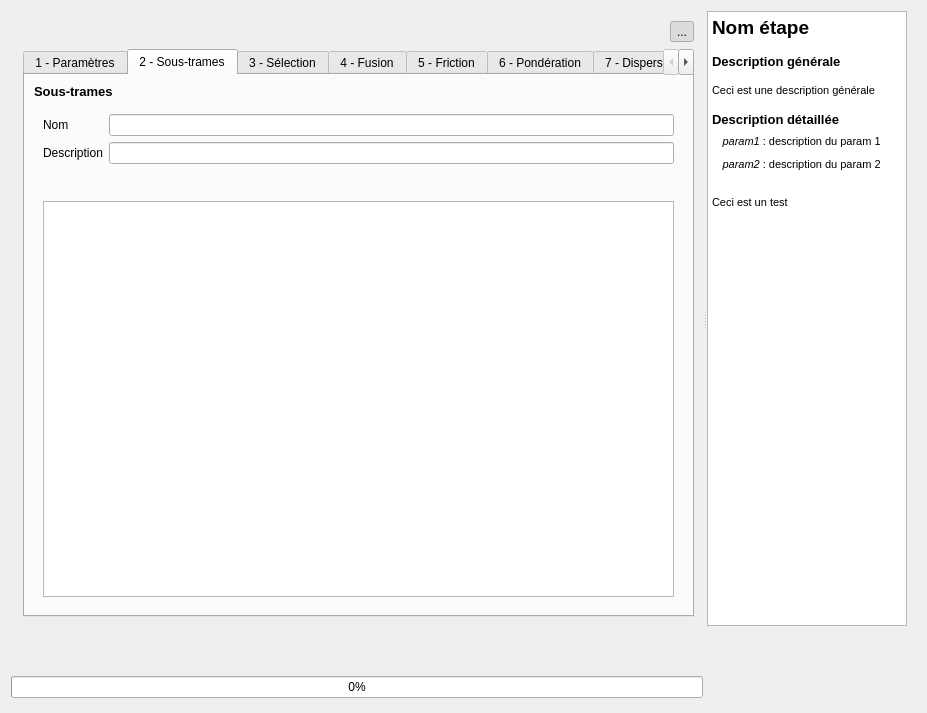
Qt form BioDispersal_dialog_base.ui (MathieuChailloux/BioDispersal) before a commit.
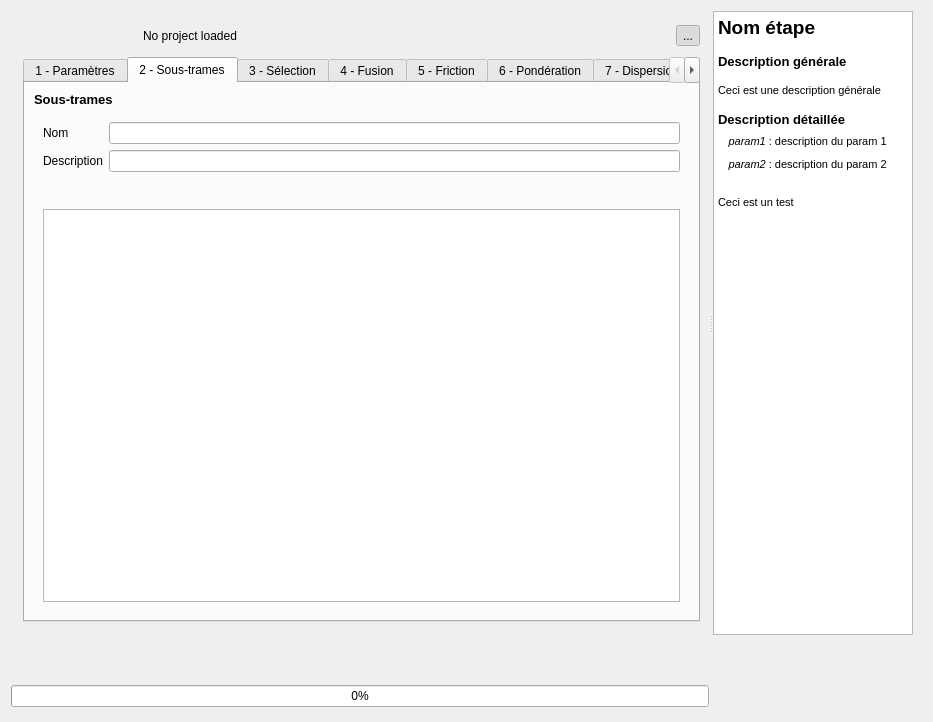
The same form after that commit. The open tabs and pages were chosen to show the change. Icons and pictures are not drawn. Custom widgets are drawn as their Qt base class.

Commit message: Project file name displayed in GUI

```diff
--- a/BioDispersal_dialog_base.ui
+++ b/BioDispersal_dialog_base.ui
@@ -6,8 +6,8 @@
    <rect>
     <x>0</x>
     <y>0</y>
-    <width>927</width>
-    <height>713</height>
+    <width>933</width>
+    <height>722</height>
    </rect>
   </property>
   <property name="sizePolicy">
@@ -76,8 +76,8 @@
            <rect>
             <x>0</x>
             <y>0</y>
-            <width>692</width>
-            <height>619</height>
+            <width>699</width>
+            <height>628</height>
            </rect>
           </property>
           <property name="sizePolicy">
@@ -87,46 +87,6 @@
            </sizepolicy>
           </property>
           <layout class="QGridLayout" name="gridLayout_6">
-           <item row="0" column="3">
-            <widget class="QToolButton" name="aboutButton">
-             <property name="toolTip">
-              <string>À propos</string>
-             </property>
-             <property name="text">
-              <string/>
-             </property>
-             <property name="icon">
-              <iconset resource="resources.qrc">
-               <normaloff>:/plugins/BioDispersal/icons/iconHelpConsole.svg</normaloff>:/plugins/BioDispersal/icons/iconHelpConsole.svg</iconset>
-             </property>
-             <property name="autoRaise">
-              <bool>true</bool>
-             </property>
-            </widget>
-           </item>
-           <item row="0" column="5">
-            <widget class="QToolButton" name="langEn">
-             <property name="toolTip">
-              <string>English</string>
-             </property>
-             <property name="text">
-              <string/>
-             </property>
-             <property name="icon">
-              <iconset resource="resources.qrc">
-               <normaloff>:/plugins/BioDispersal/icons/enFlag.svg</normaloff>:/plugins/BioDispersal/icons/enFlag.svg</iconset>
-             </property>
-             <property name="checkable">
-              <bool>true</bool>
-             </property>
-             <property name="checked">
-              <bool>false</bool>
-             </property>
-             <property name="autoRaise">
-              <bool>true</bool>
-             </property>
-            </widget>
-           </item>
            <item row="0" column="2">
             <widget class="QToolButton" name="saveProject">
              <property name="sizePolicy">
@@ -150,8 +110,31 @@
              </property>
             </widget>
            </item>
-           <item row="0" column="0">
-            <widget class="QToolButton" name="openProject">
+           <item row="0" column="6">
+            <widget class="QToolButton" name="langEn">
+             <property name="toolTip">
+              <string>English</string>
+             </property>
+             <property name="text">
+              <string/>
+             </property>
+             <property name="icon">
+              <iconset resource="resources.qrc">
+               <normaloff>:/plugins/BioDispersal/icons/enFlag.svg</normaloff>:/plugins/BioDispersal/icons/enFlag.svg</iconset>
+             </property>
+             <property name="checkable">
+              <bool>true</bool>
+             </property>
+             <property name="checked">
+              <bool>false</bool>
+             </property>
+             <property name="autoRaise">
+              <bool>true</bool>
+             </property>
+            </widget>
+           </item>
+           <item row="0" column="1">
+            <widget class="QToolButton" name="saveProjectAs">
              <property name="sizePolicy">
               <sizepolicy hsizetype="Fixed" vsizetype="Fixed">
                <horstretch>0</horstretch>
@@ -164,6 +147,40 @@
                <height>0</height>
               </size>
              </property>
+             <property name="text">
+              <string/>
+             </property>
+             <property name="icon">
+              <iconset resource="resources.qrc">
+               <normaloff>:/plugins/BioDispersal/icons/mActionFileSaveAs.svg</normaloff>:/plugins/BioDispersal/icons/mActionFileSaveAs.svg</iconset>
+             </property>
+             <property name="autoRaise">
+              <bool>true</bool>
+             </property>
+            </widget>
+           </item>
+           <item row="0" column="7">
+            <widget class="QToolButton" name="langFr">
+             <property name="text">
+              <string>...</string>
+             </property>
+             <property name="icon">
+              <iconset resource="resources.qrc">
+               <normaloff>:/plugins/BioDispersal/icons/frFlag.svg</normaloff>:/plugins/BioDispersal/icons/frFlag.svg</iconset>
+             </property>
+             <property name="checkable">
+              <bool>true</bool>
+             </property>
+             <property name="checked">
+              <bool>true</bool>
+             </property>
+             <property name="autoRaise">
+              <bool>true</bool>
+             </property>
+            </widget>
+           </item>
+           <item row="0" column="3">
+            <widget class="QToolButton" name="aboutButton">
              <property name="toolTip">
               <string>Ouvrir un projet BioDispersal</string>
              </property>
@@ -180,6 +197,19 @@
             </widget>
            </item>
            <item row="0" column="4">
+            <widget class="QLabel" name="projectName">
+             <property name="text">
+              <string>No project loaded</string>
+             </property>
+             <property name="scaledContents">
+              <bool>true</bool>
+             </property>
+             <property name="wordWrap">
+              <bool>true</bool>
+             </property>
+            </widget>
+           </item>
+           <item row="0" column="5">
             <spacer name="horizontalSpacer_7">
              <property name="orientation">
               <enum>Qt::Horizontal</enum>
@@ -192,7 +222,36 @@
              </property>
             </spacer>
            </item>
-           <item row="1" column="0" colspan="7">
+           <item row="0" column="0">
+            <widget class="QToolButton" name="openProject">
+             <property name="sizePolicy">
+              <sizepolicy hsizetype="Fixed" vsizetype="Fixed">
+               <horstretch>0</horstretch>
+               <verstretch>0</verstretch>
+              </sizepolicy>
+             </property>
+             <property name="minimumSize">
+              <size>
+               <width>0</width>
+               <height>0</height>
+              </size>
+             </property>
+             <property name="toolTip">
+              <string>Ouvrir un projet BioDispersal</string>
+             </property>
+             <property name="text">
+              <string/>
+             </property>
+             <property name="icon">
+              <iconset resource="resources.qrc">
+               <normaloff>:/plugins/BioDispersal/icons/mActionFileOpen.svg</normaloff>:/plugins/BioDispersal/icons/mActionFileOpen.svg</iconset>
+             </property>
+             <property name="autoRaise">
+              <bool>true</bool>
+             </property>
+            </widget>
+           </item>
+           <item row="1" column="0" colspan="8">
             <widget class="QTabWidget" name="mTabWidget">
              <property name="sizePolicy">
               <sizepolicy hsizetype="Expanding" vsizetype="MinimumExpanding">
@@ -206,6 +265,12 @@
                <height>565</height>
               </size>
              </property>
+             <property name="maximumSize">
+              <size>
+               <width>16777215</width>
+               <height>565</height>
+              </size>
+             </property>
              <property name="currentIndex">
               <number>0</number>
              </property>
@@ -464,7 +529,7 @@
               <attribute name="title">
                <string>2 - Sous-trames</string>
               </attribute>
-              <layout class="QGridLayout" name="gridLayout_8">
+              <layout class="QGridLayout" name="gridLayout_4">
                <item row="0" column="0">
                 <widget class="QLabel" name="label_102">
                  <property name="sizePolicy">
@@ -488,18 +553,24 @@
                <item row="1" column="0">
                 <widget class="QFrame" name="frame_28">
                  <property name="sizePolicy">
-                  <sizepolicy hsizetype="Expanding" vsizetype="Expanding">
+                  <sizepolicy hsizetype="Expanding" vsizetype="MinimumExpanding">
                    <horstretch>0</horstretch>
                    <verstretch>0</verstretch>
                   </sizepolicy>
                  </property>
+                 <property name="maximumSize">
+                  <size>
+                   <width>16777215</width>
+                   <height>565</height>
+                  </size>
+                 </property>
                  <property name="frameShape">
                   <enum>QFrame::NoFrame</enum>
                  </property>
                  <property name="frameShadow">
                   <enum>QFrame::Raised</enum>
                  </property>
-                 <layout class="QGridLayout" name="gridLayout_4">
+                 <layout class="QGridLayout" name="gridLayout_8">
                   <item row="0" column="0">
                    <widget class="QLabel" name="label_103">
                     <property name="sizePolicy">
@@ -4177,49 +4248,6 @@
              </widget>
             </widget>
            </item>
-           <item row="0" column="1">
-            <widget class="QToolButton" name="saveProjectAs">
-             <property name="sizePolicy">
-              <sizepolicy hsizetype="Fixed" vsizetype="Fixed">
-               <horstretch>0</horstretch>
-               <verstretch>0</verstretch>
-              </sizepolicy>
-             </property>
-             <property name="toolTip">
-              <string>Enregistrer le projet BioDispersal sous</string>
-             </property>
-             <property name="text">
-              <string/>
-             </property>
-             <property name="icon">
-              <iconset resource="resources.qrc">
-               <normaloff>:/plugins/BioDispersal/icons/mActionFileSaveAs.svg</normaloff>:/plugins/BioDispersal/icons/mActionFileSaveAs.svg</iconset>
-             </property>
-             <property name="autoRaise">
-              <bool>true</bool>
-             </property>
-            </widget>
-           </item>
-           <item row="0" column="6">
-            <widget class="QToolButton" name="langFr">
-             <property name="text">
-              <string>...</string>
-             </property>
-             <property name="icon">
-              <iconset resource="resources.qrc">
-               <normaloff>:/plugins/BioDispersal/icons/frFlag.svg</normaloff>:/plugins/BioDispersal/icons/frFlag.svg</iconset>
-             </property>
-             <property name="checkable">
-              <bool>true</bool>
-             </property>
-             <property name="checked">
-              <bool>true</bool>
-             </property>
-             <property name="autoRaise">
-              <bool>true</bool>
-             </property>
-            </widget>
-           </item>
           </layout>
          </widget>
         </widget>
@@ -4252,18 +4280,18 @@
           <string>&lt;!DOCTYPE HTML PUBLIC &quot;-//W3C//DTD HTML 4.0//EN&quot; &quot;http://www.w3.org/TR/REC-html40/strict.dtd&quot;&gt;
 &lt;html&gt;&lt;head&gt;&lt;meta name=&quot;qrichtext&quot; content=&quot;1&quot; /&gt;&lt;style type=&quot;text/css&quot;&gt;
 p, li { white-space: pre-wrap; }
-&lt;/style&gt;&lt;/head&gt;&lt;body style=&quot; font-family:'MS Shell Dlg 2'; font-size:8.25pt; font-weight:400; font-style:normal;&quot;&gt;
-&lt;p style=&quot; margin-top:0px; margin-bottom:0px; margin-left:0px; margin-right:0px; -qt-block-indent:0; text-indent:0px;&quot;&gt;&lt;span style=&quot; font-size:14pt; font-weight:600;&quot;&gt;Nom étape&lt;/span&gt;&lt;/p&gt;
-&lt;p style=&quot;-qt-paragraph-type:empty; margin-top:0px; margin-bottom:0px; margin-left:0px; margin-right:0px; -qt-block-indent:0; text-indent:0px; font-size:10pt; font-weight:600;&quot;&gt;&lt;br /&gt;&lt;/p&gt;
-&lt;p style=&quot; margin-top:0px; margin-bottom:0px; margin-left:0px; margin-right:0px; -qt-block-indent:0; text-indent:0px;&quot;&gt;&lt;span style=&quot; font-size:10pt; font-weight:600;&quot;&gt;Description générale&lt;/span&gt;&lt;/p&gt;
-&lt;p style=&quot;-qt-paragraph-type:empty; margin-top:0px; margin-bottom:0px; margin-left:0px; margin-right:0px; -qt-block-indent:0; text-indent:0px; font-size:10pt; font-weight:600;&quot;&gt;&lt;br /&gt;&lt;/p&gt;
-&lt;p style=&quot; margin-top:0px; margin-bottom:0px; margin-left:0px; margin-right:0px; -qt-block-indent:0; text-indent:0px;&quot;&gt;&lt;span style=&quot; font-size:8pt;&quot;&gt;Ceci est une description générale&lt;/span&gt;&lt;/p&gt;
-&lt;p style=&quot;-qt-paragraph-type:empty; margin-top:0px; margin-bottom:0px; margin-left:0px; margin-right:0px; -qt-block-indent:0; text-indent:0px; font-size:10pt; font-weight:600;&quot;&gt;&lt;br /&gt;&lt;/p&gt;
-&lt;p style=&quot; margin-top:0px; margin-bottom:0px; margin-left:0px; margin-right:0px; -qt-block-indent:0; text-indent:0px;&quot;&gt;&lt;span style=&quot; font-size:10pt; font-weight:600;&quot;&gt;Description détaillée&lt;/span&gt;&lt;/p&gt;
-&lt;p style=&quot; margin-top:0px; margin-bottom:0px; margin-left:0px; margin-right:0px; -qt-block-indent:0; text-indent:0px;&quot;&gt;&lt;span style=&quot; font-size:14pt; font-weight:600;&quot;&gt;  &lt;/span&gt;&lt;span style=&quot; font-size:8pt; font-style:italic;&quot;&gt;param1&lt;/span&gt;&lt;span style=&quot; font-size:8pt;&quot;&gt; : description du param 1&lt;/span&gt;&lt;/p&gt;
-&lt;p style=&quot; margin-top:0px; margin-bottom:0px; margin-left:0px; margin-right:0px; -qt-block-indent:0; text-indent:0px;&quot;&gt;&lt;span style=&quot; font-size:14pt; font-weight:600;&quot;&gt;  &lt;/span&gt;&lt;span style=&quot; font-size:8pt; font-style:italic;&quot;&gt;param2&lt;/span&gt;&lt;span style=&quot; font-size:8pt;&quot;&gt; : description du param 2&lt;/span&gt;&lt;/p&gt;
-&lt;p style=&quot;-qt-paragraph-type:empty; margin-top:0px; margin-bottom:0px; margin-left:0px; margin-right:0px; -qt-block-indent:0; text-indent:0px; font-size:14pt; font-weight:600;&quot;&gt;&lt;br /&gt;&lt;/p&gt;
-&lt;p style=&quot; margin-top:0px; margin-bottom:0px; margin-left:0px; margin-right:0px; -qt-block-indent:0; text-indent:0px;&quot;&gt;&lt;span style=&quot; font-size:8pt;&quot;&gt;Ceci est un test&lt;/span&gt;&lt;/p&gt;&lt;/body&gt;&lt;/html&gt;</string>
+&lt;/style&gt;&lt;/head&gt;&lt;body style=&quot; font-family:'Ubuntu'; font-size:11pt; font-weight:400; font-style:normal;&quot;&gt;
+&lt;p style=&quot; margin-top:0px; margin-bottom:0px; margin-left:0px; margin-right:0px; -qt-block-indent:0; text-indent:0px;&quot;&gt;&lt;span style=&quot; font-family:'MS Shell Dlg 2'; font-size:14pt; font-weight:600;&quot;&gt;Nom étape&lt;/span&gt;&lt;/p&gt;
+&lt;p style=&quot;-qt-paragraph-type:empty; margin-top:0px; margin-bottom:0px; margin-left:0px; margin-right:0px; -qt-block-indent:0; text-indent:0px; font-family:'MS Shell Dlg 2'; font-size:10pt; font-weight:600;&quot;&gt;&lt;br /&gt;&lt;/p&gt;
+&lt;p style=&quot; margin-top:0px; margin-bottom:0px; margin-left:0px; margin-right:0px; -qt-block-indent:0; text-indent:0px;&quot;&gt;&lt;span style=&quot; font-family:'MS Shell Dlg 2'; font-size:10pt; font-weight:600;&quot;&gt;Description générale&lt;/span&gt;&lt;/p&gt;
+&lt;p style=&quot;-qt-paragraph-type:empty; margin-top:0px; margin-bottom:0px; margin-left:0px; margin-right:0px; -qt-block-indent:0; text-indent:0px; font-family:'MS Shell Dlg 2'; font-size:10pt; font-weight:600;&quot;&gt;&lt;br /&gt;&lt;/p&gt;
+&lt;p style=&quot; margin-top:0px; margin-bottom:0px; margin-left:0px; margin-right:0px; -qt-block-indent:0; text-indent:0px;&quot;&gt;&lt;span style=&quot; font-family:'MS Shell Dlg 2'; font-size:8pt;&quot;&gt;Ceci est une description générale&lt;/span&gt;&lt;/p&gt;
+&lt;p style=&quot;-qt-paragraph-type:empty; margin-top:0px; margin-bottom:0px; margin-left:0px; margin-right:0px; -qt-block-indent:0; text-indent:0px; font-family:'MS Shell Dlg 2'; font-size:10pt; font-weight:600;&quot;&gt;&lt;br /&gt;&lt;/p&gt;
+&lt;p style=&quot; margin-top:0px; margin-bottom:0px; margin-left:0px; margin-right:0px; -qt-block-indent:0; text-indent:0px;&quot;&gt;&lt;span style=&quot; font-family:'MS Shell Dlg 2'; font-size:10pt; font-weight:600;&quot;&gt;Description détaillée&lt;/span&gt;&lt;/p&gt;
+&lt;p style=&quot; margin-top:0px; margin-bottom:0px; margin-left:0px; margin-right:0px; -qt-block-indent:0; text-indent:0px;&quot;&gt;&lt;span style=&quot; font-family:'MS Shell Dlg 2'; font-size:14pt; font-weight:600;&quot;&gt;  &lt;/span&gt;&lt;span style=&quot; font-family:'MS Shell Dlg 2'; font-size:8pt; font-style:italic;&quot;&gt;param1&lt;/span&gt;&lt;span style=&quot; font-family:'MS Shell Dlg 2'; font-size:8pt;&quot;&gt; : description du param 1&lt;/span&gt;&lt;/p&gt;
+&lt;p style=&quot; margin-top:0px; margin-bottom:0px; margin-left:0px; margin-right:0px; -qt-block-indent:0; text-indent:0px;&quot;&gt;&lt;span style=&quot; font-family:'MS Shell Dlg 2'; font-size:14pt; font-weight:600;&quot;&gt;  &lt;/span&gt;&lt;span style=&quot; font-family:'MS Shell Dlg 2'; font-size:8pt; font-style:italic;&quot;&gt;param2&lt;/span&gt;&lt;span style=&quot; font-family:'MS Shell Dlg 2'; font-size:8pt;&quot;&gt; : description du param 2&lt;/span&gt;&lt;/p&gt;
+&lt;p style=&quot;-qt-paragraph-type:empty; margin-top:0px; margin-bottom:0px; margin-left:0px; margin-right:0px; -qt-block-indent:0; text-indent:0px; font-family:'MS Shell Dlg 2'; font-size:14pt; font-weight:600;&quot;&gt;&lt;br /&gt;&lt;/p&gt;
+&lt;p style=&quot; margin-top:0px; margin-bottom:0px; margin-left:0px; margin-right:0px; -qt-block-indent:0; text-indent:0px;&quot;&gt;&lt;span style=&quot; font-family:'MS Shell Dlg 2'; font-size:8pt;&quot;&gt;Ceci est un test&lt;/span&gt;&lt;/p&gt;&lt;/body&gt;&lt;/html&gt;</string>
          </property>
          <property name="openLinks">
           <bool>false</bool>
```
Left out of the diff: 17 changed lines with no effect on the pictures. The commit also changes 3 other files.
